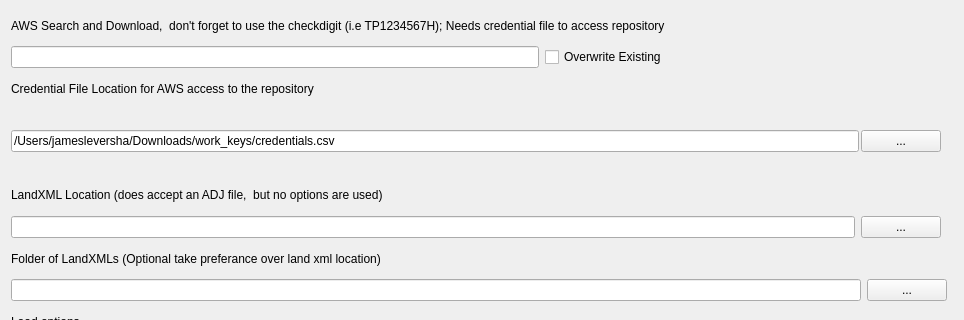
jameslevershadelwp/landxml2qgis-public, file landxml2qgis/landxml2qgis_dialog_base.ui: the form before one commit; both pictures show x 0 to 964 and y 0 to 320 of the 964 by 779 pixel window.
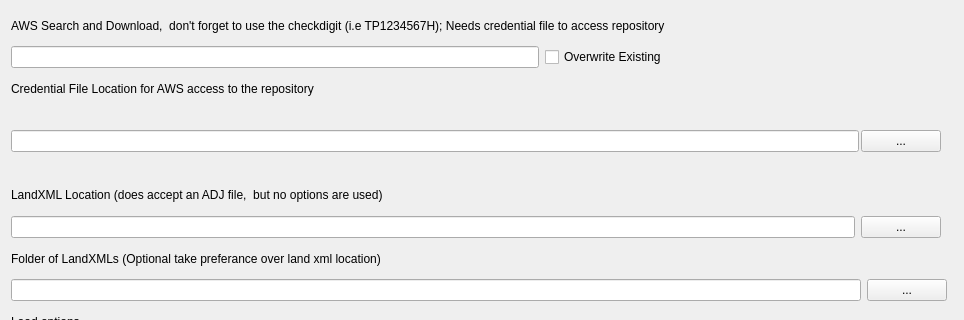
The form after the commit.

Commit message: added credentials access, needs boto3, botocore and credential file to access. added functionality for easements, added to own layer.

Patch:
```diff
--- a/landxml2qgis/landxml2qgis_dialog_base.ui
+++ b/landxml2qgis/landxml2qgis_dialog_base.ui
@@ -652,7 +652,7 @@
      <item>
       <widget class="QLineEdit" name="lineEdit_5">
        <property name="text">
-        <string>/Users/jamesleversha/Downloads/work_keys/credentials.csv</string>
+        <string/>
        </property>
       </widget>
      </item>
```
The commit also changes 5 other files.
